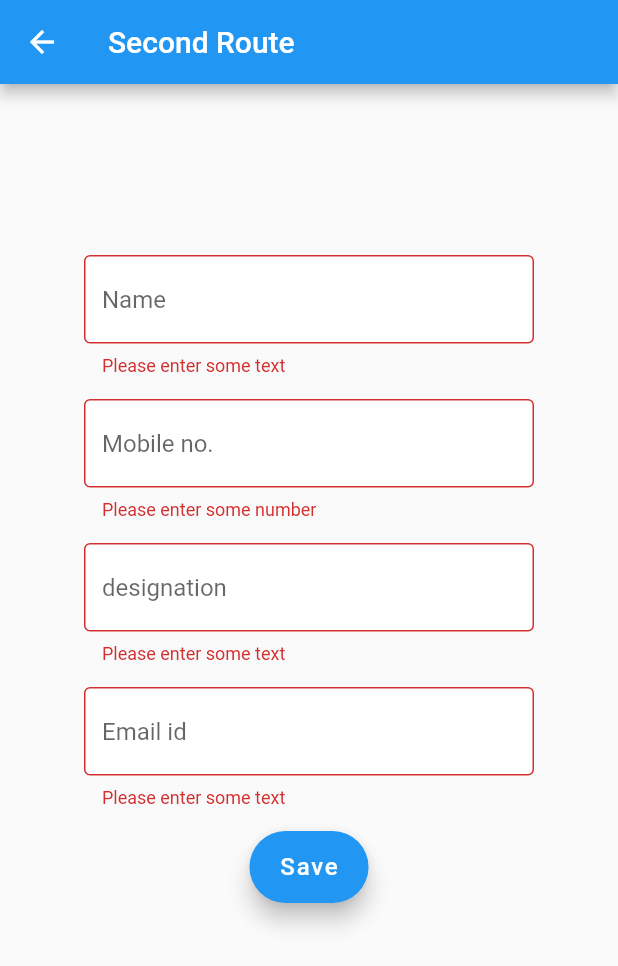
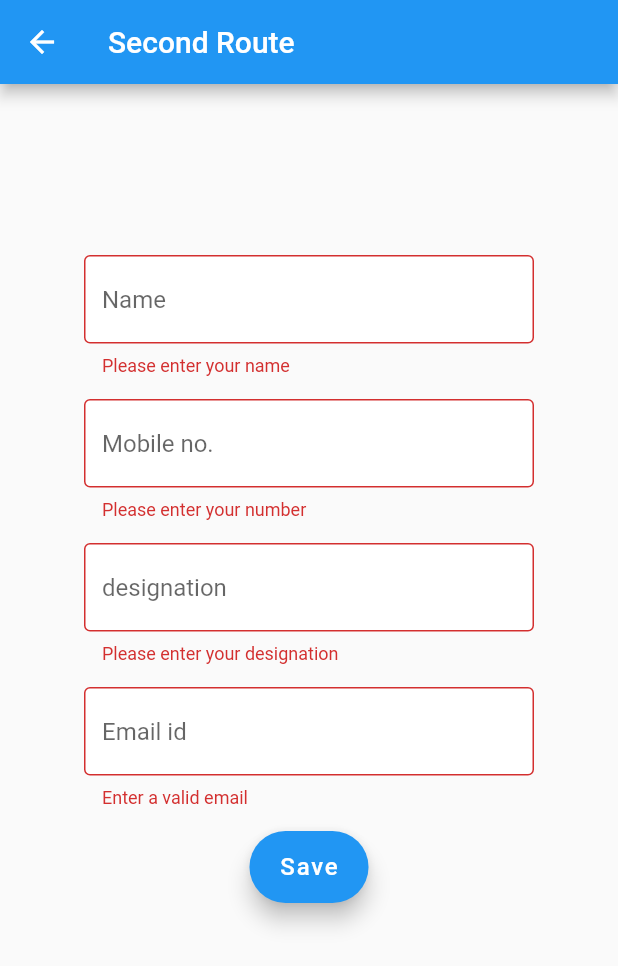
Before and after one commit to mounikagajjala1999/Api-Intergration, a Flutter app: the MyCustomText screen opened directly, after a tap on "Save", on a phone screen of 412 x 824 dp. Shown: the top 966 px of the screen. Run offline on Flutter 3.47's test engine with Material 2 defaults, Android fonts, the phone set to English and light mode, and no system bars; our stand-ins replace email_validator; network calls fail.

Commit message:
added validation email

```diff
--- a/lib/main.dart
+++ b/lib/main.dart
@@ -4,6 +4,9 @@ import 'package:untitled/models/model.dart';
 import 'package:untitled/models/search_model.dart';
 import 'package:untitled/screens/add_intern_screen.dart';
 import 'package:untitled/streams.dart';
+
+
+
 
 void main() {
   runApp(const MyApp());
--- a/lib/screens/add_intern_screen.dart
+++ b/lib/screens/add_intern_screen.dart
@@ -1,6 +1,8 @@
 import 'package:flutter/material.dart';
 import 'package:untitled/main.dart';
 import 'package:untitled/screens/post_api.dart';
+import 'package:email_validator/email_validator.dart';
+
 
 import '../models/search_model.dart';
 
@@ -51,6 +53,10 @@ class _MyCustomTextState extends State<MyCustomText> {
   @override
   Widget build(BuildContext context) {
     final _formKey = GlobalKey<FormState>();
+    // void Validate(myController3) {
+    //   bool isvalid = EmailValidator.validate(myController3);
+    //   print(isvalid);
+    // }
     return Scaffold(
         appBar: AppBar(
           title: const Text('Second Route'),
@@ -83,7 +89,7 @@ class _MyCustomTextState extends State<MyCustomText> {
                             ),
                             validator: (value) {
                               if (value == null || value.isEmpty) {
-                                return 'Please enter some text';
+                                return 'Please enter your name';
                               }
                               return null;
                             },
@@ -102,7 +108,7 @@ class _MyCustomTextState extends State<MyCustomText> {
                             ),
                             validator: (value) {
                               if (value == null || value.isEmpty) {
-                                return 'Please enter some number';
+                                return 'Please enter your number';
                               }
                               return null;
                             },
@@ -120,7 +126,7 @@ class _MyCustomTextState extends State<MyCustomText> {
                             ),
                             validator: (value) {
                               if (value == null || value.isEmpty) {
-                                return 'Please enter some text';
+                                return 'Please enter your designation';
                               }
                               return null;
                             },
@@ -136,12 +142,16 @@ class _MyCustomTextState extends State<MyCustomText> {
                               fillColor: Colors.white,
                               hintText: "Email id",
                             ),
-                            validator: (value) {
-                              if (value == null || value.isEmpty) {
-                                return 'Please enter some text';
-                              }
-                              return null;
-                            },
+                            validator: (email) => email != null && !EmailValidator.validate(email)
+                                ? 'Enter a valid email'
+                                : null,
+
+                            // validator: (value) {
+                            //   if (value == null || value.isEmpty && value !=  ) {
+                            //     return 'Please enter some text';
+                            //   }
+                            //   return null;
+                            // },
                           ),
                         ),
 
--- a/pubspec.yaml
+++ b/pubspec.yaml
@@ -37,6 +37,7 @@ dependencies:
   # Use with the CupertinoIcons class for iOS style icons.
   cupertino_icons: ^1.0.2
   http:
+  email_validator: '^2.1.16'
 
 
 dev_dependencies:
```
Also changed, not shown: pubspec.lock.
